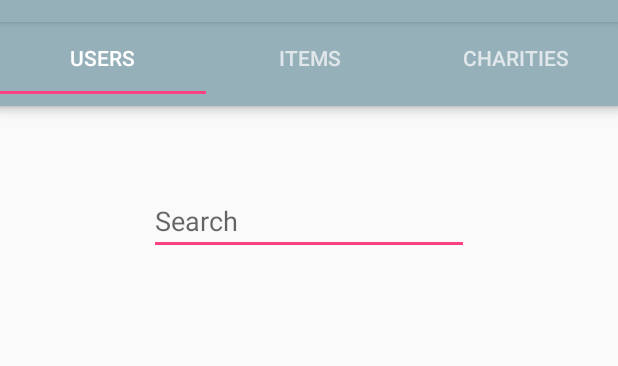
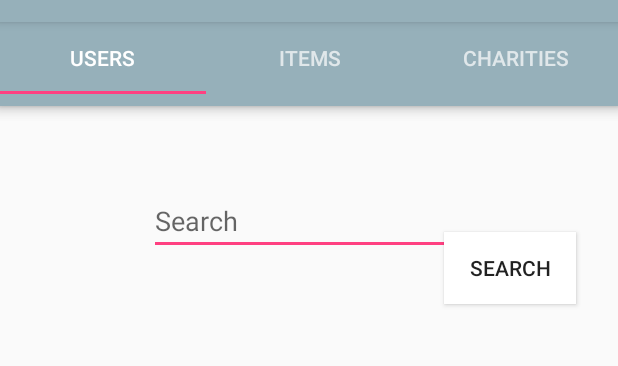
Before and after one commit to FatimahKB/Capstone, an Android app: the SearchUserFragment screen opened directly, with no data from a screen before it, on a phone screen of 412 x 824 dp, the part 62-428 px from its top. Run offline under Robolectric (Android 15) with nearby library versions, the phone set to English and light mode, and no system bars.

Commit message:
-final merge

```diff
--- a/app/src/main/java/com/example/fatim/makeawish/SearchUserFragment.java
+++ b/app/src/main/java/com/example/fatim/makeawish/SearchUserFragment.java
@@ -5,10 +5,22 @@ import android.support.v4.app.Fragment;
 import android.view.LayoutInflater;
 import android.view.View;
 import android.view.ViewGroup;
+import android.widget.Button;
 
 public class SearchUserFragment extends Fragment{
     @Override
     public View onCreateView(LayoutInflater inflater, ViewGroup viewGroup, Bundle savedInstanceState){
-        return inflater.inflate(R.layout.search_users_layout, viewGroup, false);
+       // return inflater.inflate(R.layout.search_users_layout, viewGroup, false);
+        final View view = inflater.inflate(R.layout.search_users_layout, viewGroup, false);
+       Button btnSearchUser = (Button) view.findViewById(R.id.searchbtnUser);
+       btnSearchUser.setOnClickListener(new View.OnClickListener() {
+           @Override
+           public void onClick(View v) {
+
+           }
+       });
+
+        return view;
+
     }
 }
--- a/app/src/main/res/layout/search_users_layout.xml
+++ b/app/src/main/res/layout/search_users_layout.xml
@@ -3,6 +3,16 @@
     xmlns:android="http://schemas.android.com/apk/res/android" android:layout_width="match_parent"
     android:layout_height="match_parent">
 
+    <Button
+        android:id="@+id/searchbtnUser"
+        android:layout_width="wrap_content"
+        android:layout_height="wrap_content"
+        android:layout_alignParentEnd="true"
+        android:layout_alignParentTop="true"
+        android:layout_marginEnd="28dp"
+        android:layout_marginTop="84dp"
+        android:background="@color/common_google_signin_btn_text_dark_default"
+        android:text="Search" />
     <ListView
         android:id="@+id/searchuser_result_listView"
         android:layout_width="match_parent"
```
